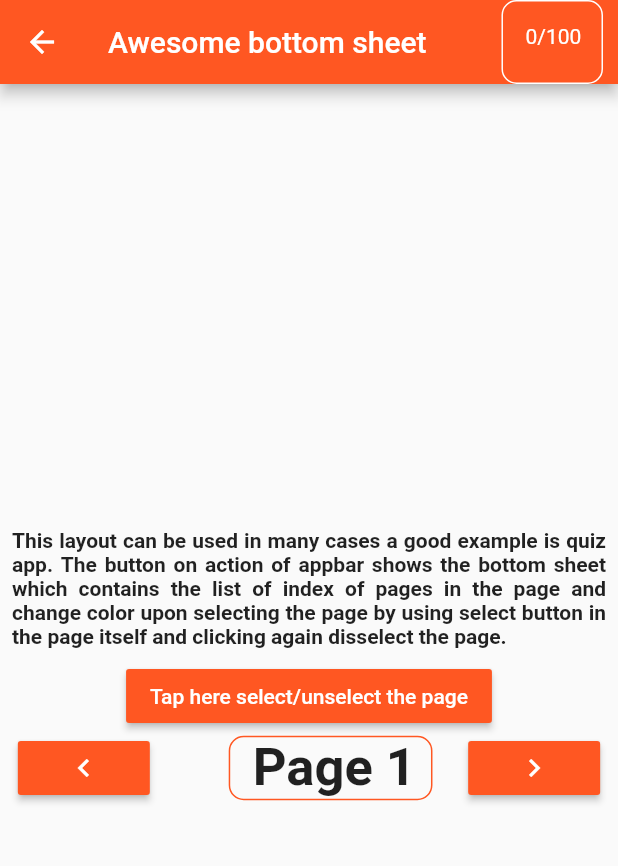
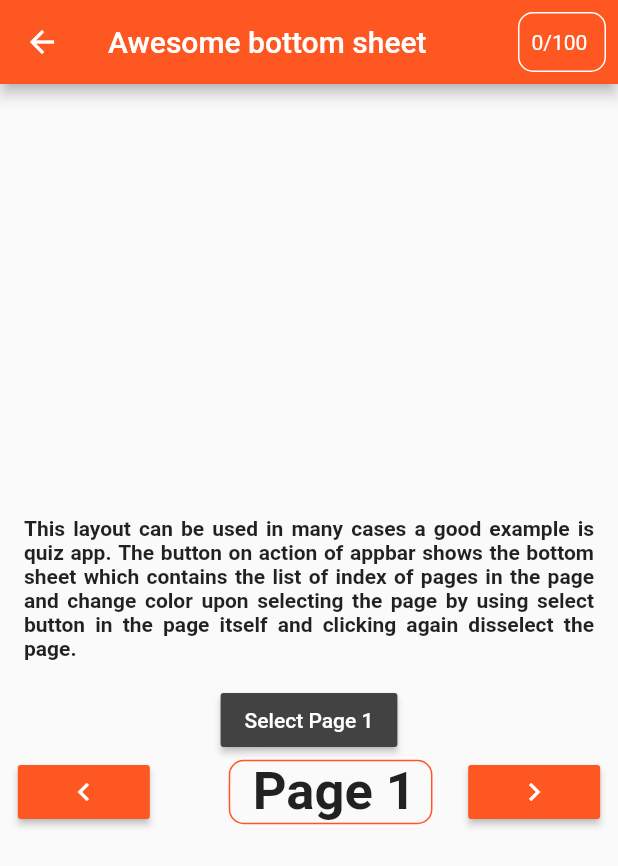
Before and after one commit to OneDev0411/flutter-ui-challenging, a Flutter app: the BottomSheetAwesome screen opened directly, on a phone screen of 412 x 824 dp. Shown: the top 866 px of the screen. Run offline on Flutter 3.47's test engine with Material 2 defaults, Android fonts, the phone set to English and light mode, and no system bars; our stand-ins replace charts_flutter, flare_flutter, flutter_custom_clippers, flutter_swiper, font_awesome_flutter, share and 3 more; missing offline and left inert: animated_floatactionbuttons, bottomreveal, intro_views_flutter; accounts and stored records are empty.

Commit message:
some fixes

```diff
--- a/lib/src/pages/misc/bottomsheet.dart
+++ b/lib/src/pages/misc/bottomsheet.dart
@@ -23,13 +23,13 @@ class _BottomSheetAwesomeState extends State<BottomSheetAwesome> {
         key: _scaffoldKey,
         appBar: AppBar(
           actions: <Widget>[
-            GestureDetector(
+            InkWell(
               onTap: showaAwesomeSheet,
               child: Container(
-                constraints: BoxConstraints(maxHeight: 10),
+                alignment: Alignment.center,
                 height: 10,
-                margin: EdgeInsets.only(right: 10),
-                padding: EdgeInsets.fromLTRB(15, 15, 10, 0),
+                margin: EdgeInsets.all(8.0),
+                padding: const EdgeInsets.symmetric(horizontal: 8.0),
                 decoration: BoxDecoration(
                   border: Border.all(width: 1, color: Colors.white),
                   borderRadius: BorderRadius.circular(10),
@@ -56,7 +56,7 @@ class _BottomSheetAwesomeState extends State<BottomSheetAwesome> {
               mainAxisAlignment: MainAxisAlignment.center,
               children: <Widget>[
                 Padding(
-                  padding: const EdgeInsets.all(8.0),
+                  padding: const EdgeInsets.all(16.0),
                   child: Text(
                     'This layout can be used in many cases a good example is quiz app. The button on action of appbar shows the bottom sheet which contains the list of index of pages in the page and change color upon selecting the page by using select button in the page itself and clicking again disselect the page. ',
                     textAlign: TextAlign.justify,
@@ -66,17 +66,19 @@ class _BottomSheetAwesomeState extends State<BottomSheetAwesome> {
                   ),
                 ),
                 RaisedButton(
-                  color: Theme.of(context).primaryColor,
+                  color: progress.containsKey(progress[index]) ? Theme.of(context).primaryColor : Colors.grey.shade800,
                   onPressed: () {
                     if (progress.containsKey(progress[index]))
-                      progress.remove(progress[index]);
+                      setState(() {
+                        progress.remove(progress[index]);
+                      });
                     else
                       setState(() {
                         progress[index] = index;
                       });
                   },
-                  child: Text(
-                    'Tap here select/unselect the page',
+                  child: Text(progress.containsKey(progress[index]) ?
+                    'Unselect Page ${currentIndex +1}' : 'Select Page ${currentIndex +1}' ,
                     style: TextStyle(color: Colors.white),
                   ),
                 ),
```
